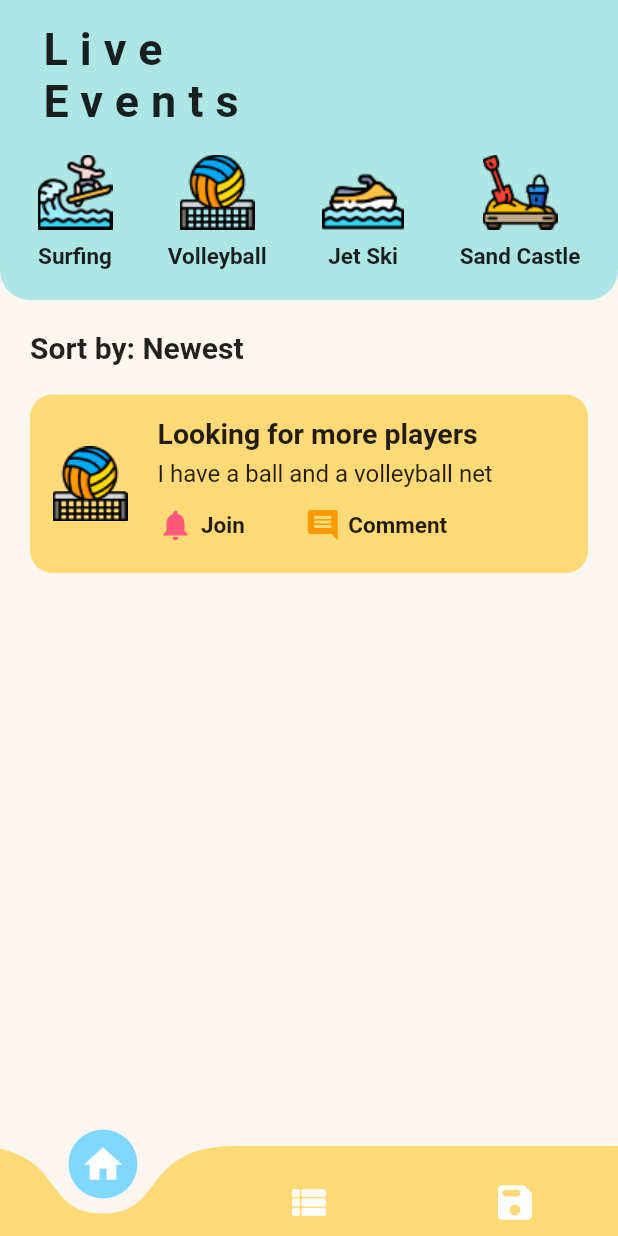
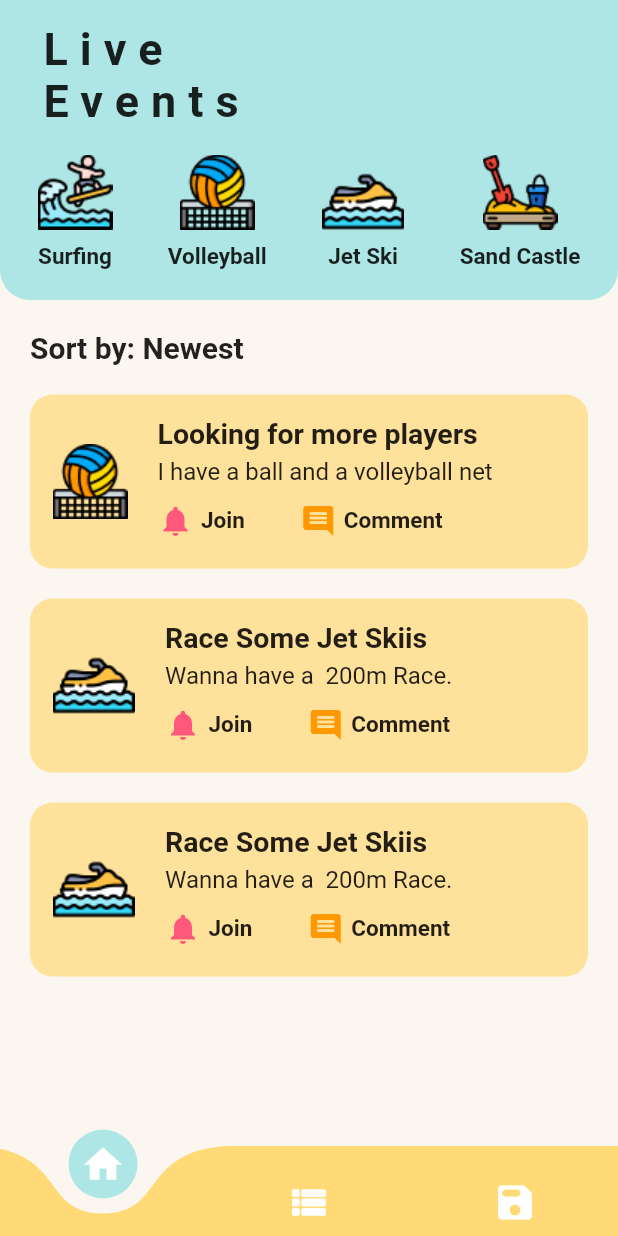
Before and after one commit to niloysikdar/BeachMates, a Flutter app: the screen it shows after launch, on a phone screen of 412 x 824 dp. Run offline on Flutter 3.47's test engine with Material 2 defaults, Android fonts, the phone set to English and light mode, and no system bars; drawn by our look-alikes of curved_navigation_bar; our stand-ins replace google_fonts.

Commit message:
Refactored Widgets

```diff
--- a/BeachMates - App/beach_mates/lib/screens/live_events_screen.dart
+++ b/BeachMates - App/beach_mates/lib/screens/live_events_screen.dart
@@ -1,6 +1,6 @@
-import 'package:b2b/constants/live_events_categories.dart';
+import 'package:b2b/widgets/live_events_cards.dart';
 import 'package:flutter/material.dart';
-import 'package:b2b/constants/colors.dart';
+import 'package:b2b/widgets/live_events_header.dart';
 
 class LiveEvents extends StatefulWidget {
   @override
@@ -13,101 +13,36 @@ class _LiveEventsState extends State<LiveEvents> {
     Size size = MediaQuery.of(context).size;
     return SafeArea(
       child: Scaffold(
-        body: Column(
-          crossAxisAlignment: CrossAxisAlignment.start,
-          children: [
-            header(size: size),
-            sortText(),
-            Container(
-              margin: EdgeInsets.symmetric(horizontal: 20),
-              padding: EdgeInsets.all(15),
-              width: size.width,
-              decoration: BoxDecoration(
-                color: kyellow,
-                borderRadius: BorderRadius.circular(15),
-              ),
-              child: Row(
-                children: [
-                  Image.asset("assets/images/volleyball.png"),
-                  SizedBox(width: 20),
-                  Expanded(
+        body: SingleChildScrollView(
           child: Column(
             crossAxisAlignment: CrossAxisAlignment.start,
             children: [
-                        Text(
-                          "Looking for more players",
-                          style: TextStyle(
-                            fontSize: 19,
-                            fontWeight: FontWeight.bold,
+              liveEventsHeader(size: size),
+              sortText(),
+              Column(
+                children: [
+                  LiveEventsCard(
+                    size: size,
+                    imagepath: "assets/images/volleyball.png",
+                    title: "Looking for more players",
+                    description: "I have a ball and a volleyball net",
                   ),
+                  LiveEventsCard(
+                    size: size,
+                    imagepath: "assets/images/jetski.png",
+                    title: "Race Some Jet Skiis",
+                    description: "Wanna have a  200m Race.",
                   ),
-                        SizedBox(height: 6),
-                        Text(
-                          "I have a ball and a volleyball net",
-                          style: TextStyle(
-                            fontSize: 16,
-                          ),
-                        ),
-                        SizedBox(height: 8),
-                        Row(
-                          mainAxisAlignment: MainAxisAlignment.start,
-                          children: [
-                            Container(
-                              padding: EdgeInsets.only(
-                                top: 5,
-                                right: 25,
-                                bottom: 5,
-                              ),
-                              child: Row(
-                                children: [
-                                  Icon(
-                                    Icons.notifications,
-                                    color: Color(0xffFF587A),
-                                  ),
-                                  SizedBox(width: 5),
-                                  Text(
-                                    "Join",
-                                    style: TextStyle(
-                                      fontSize: 15,
-                                      fontWeight: FontWeight.bold,
-                                    ),
-                                  ),
-                                ],
-                              ),
-                            ),
-                            SizedBox(width: 15),
-                            Container(
-                              padding: EdgeInsets.only(
-                                top: 5,
-                                right: 25,
-                                bottom: 5,
-                              ),
-                              child: Row(
-                                children: [
-                                  Icon(
-                                    Icons.comment_rounded,
-                                    color: Color(0xffFF9801),
-                                  ),
-                                  SizedBox(width: 5),
-                                  Text(
-                                    "Comment",
-                                    style: TextStyle(
-                                      fontSize: 15,
-                                      fontWeight: FontWeight.bold,
-                                    ),
-                                  ),
-                                ],
-                              ),
+                  LiveEventsCard(
+                    size: size,
+                    imagepath: "assets/images/jetski.png",
+                    title: "Race Some Jet Skiis",
+                    description: "Wanna have a  200m Race.",
                   ),
                 ],
               ),
             ],
           ),
-                  ),
-                ],
-              ),
-            ),
-          ],
         ),
       ),
     );
@@ -125,58 +60,4 @@ class _LiveEventsState extends State<LiveEvents> {
       ),
     );
   }
-
-  Widget header({Size size}) {
-    return Container(
-      width: size.width,
-      padding: EdgeInsets.only(
-        top: 15,
-        right: 25,
-        bottom: 20,
-        left: 25,
-      ),
-      decoration: BoxDecoration(
-        color: kblue,
-        borderRadius: BorderRadius.only(
-          bottomLeft: Radius.circular(20),
-          bottomRight: Radius.circular(20),
-        ),
-      ),
-      child: Column(
-        crossAxisAlignment: CrossAxisAlignment.start,
-        children: [
-          Text(
-            "Live\nEvents",
-            style: TextStyle(
-              fontSize: 30,
-              fontWeight: FontWeight.w600,
-              letterSpacing: 8,
-            ),
-          ),
-          SizedBox(height: 18),
-          Row(
-            mainAxisAlignment: MainAxisAlignment.spaceBetween,
-            crossAxisAlignment: CrossAxisAlignment.end,
-            children: liveEventsCategories.map((item) {
-              return Column(
-                children: [
-                  Image.asset(item["image"]),
-                  SizedBox(
-                    height: (item["category"] != "Jet Ski") ? 9 : 0,
-                  ),
-                  Text(
-                    item["category"],
-                    style: TextStyle(
-                      fontSize: 15,
-                      fontWeight: FontWeight.w600,
-                    ),
-                  ),
-                ],
-              );
-            }).toList(),
-          ),
-        ],
-      ),
-    );
 }
-}
--- a/BeachMates - App/beach_mates/lib/tab_bar.dart
+++ b/BeachMates - App/beach_mates/lib/tab_bar.dart
@@ -53,9 +53,9 @@ class _TabContainerIndexedStackState extends State<TabContainerIndexedStack> {
         ),
         bottomNavigationBar: CurvedNavigationBar(
           height: 60,
-          backgroundColor: kwhite,
+          backgroundColor: Colors.transparent,
           color: kyellow,
-          buttonBackgroundColor: Colors.lightBlueAccent[100],
+          buttonBackgroundColor: kblue,
           index: _currentIndex,
           onTap: (int index) {
             setState(() {
--- /dev/null
+++ b/BeachMates - App/beach_mates/lib/widgets/live_events_cards.dart
@@ -0,0 +1,108 @@
+import 'package:b2b/constants/colors.dart';
+import 'package:flutter/material.dart';
+
+class LiveEventsCard extends StatelessWidget {
+  final Size size;
+  final String imagepath;
+  final String title;
+  final String description;
+  LiveEventsCard({
+    @required this.size,
+    @required this.imagepath,
+    @required this.title,
+    @required this.description,
+  });
+
+  @override
+  Widget build(BuildContext context) {
+    return Container(
+      margin: EdgeInsets.only(left: 20, right: 20, bottom: 20),
+      padding: EdgeInsets.all(15),
+      width: size.width,
+      decoration: BoxDecoration(
+        color: kyellow.withOpacity(0.7),
+        borderRadius: BorderRadius.circular(15),
+      ),
+      child: Row(
+        children: [
+          Image.asset(imagepath),
+          SizedBox(width: 20),
+          Expanded(
+            child: Column(
+              crossAxisAlignment: CrossAxisAlignment.start,
+              children: [
+                Text(
+                  title,
+                  style: TextStyle(
+                    fontSize: 19,
+                    fontWeight: FontWeight.bold,
+                  ),
+                ),
+                SizedBox(height: 5),
+                Text(
+                  description,
+                  style: TextStyle(
+                    fontSize: 16,
+                  ),
+                ),
+                SizedBox(height: 6),
+                Row(
+                  mainAxisAlignment: MainAxisAlignment.start,
+                  children: [
+                    Container(
+                      padding: EdgeInsets.only(
+                        top: 5,
+                        right: 25,
+                        bottom: 5,
+                      ),
+                      child: Row(
+                        children: [
+                          Icon(
+                            Icons.notifications,
+                            color: Color(0xffFF587A),
+                          ),
+                          SizedBox(width: 5),
+                          Text(
+                            "Join",
+                            style: TextStyle(
+                              fontSize: 15,
+                              fontWeight: FontWeight.bold,
+                            ),
+                          ),
+                        ],
+                      ),
+                    ),
+                    SizedBox(width: 12),
+                    Container(
+                      padding: EdgeInsets.only(
+                        top: 5,
+                        right: 20,
+                        bottom: 5,
+                      ),
+                      child: Row(
+                        children: [
+                          Icon(
+                            Icons.comment_rounded,
+                            color: Color(0xffFF9801),
+                          ),
+                          SizedBox(width: 5),
+                          Text(
+                            "Comment",
+                            style: TextStyle(
+                              fontSize: 15,
+                              fontWeight: FontWeight.bold,
+                            ),
+                          ),
+                        ],
+                      ),
+                    ),
+                  ],
+                ),
+              ],
+            ),
+          ),
+        ],
+      ),
+    );
+  }
+}
--- /dev/null
+++ b/BeachMates - App/beach_mates/lib/widgets/live_events_header.dart
@@ -0,0 +1,57 @@
+import 'package:b2b/constants/colors.dart';
+import 'package:b2b/constants/live_events_categories.dart';
+import 'package:flutter/material.dart';
+
+Widget liveEventsHeader({Size size}) {
+  return Container(
+    width: size.width,
+    padding: EdgeInsets.only(
+      top: 15,
+      right: 25,
+      bottom: 20,
+      left: 25,
+    ),
+    decoration: BoxDecoration(
+      color: kblue,
+      borderRadius: BorderRadius.only(
+        bottomLeft: Radius.circular(20),
+        bottomRight: Radius.circular(20),
+      ),
+    ),
+    child: Column(
+      crossAxisAlignment: CrossAxisAlignment.start,
+      children: [
+        Text(
+          "Live\nEvents",
+          style: TextStyle(
+            fontSize: 30,
+            fontWeight: FontWeight.w600,
+            letterSpacing: 8,
+          ),
+        ),
+        SizedBox(height: 18),
+        Row(
+          mainAxisAlignment: MainAxisAlignment.spaceBetween,
+          crossAxisAlignment: CrossAxisAlignment.end,
+          children: liveEventsCategories.map((item) {
+            return Column(
+              children: [
+                Image.asset(item["image"]),
+                SizedBox(
+                  height: (item["category"] != "Jet Ski") ? 9 : 0,
+                ),
+                Text(
+                  item["category"],
+                  style: TextStyle(
+                    fontSize: 15,
+                    fontWeight: FontWeight.w600,
+                  ),
+                ),
+              ],
+            );
+          }).toList(),
+        ),
+      ],
+    ),
+  );
+}
```
Lines whose indentation alone changed are shown as unchanged.
